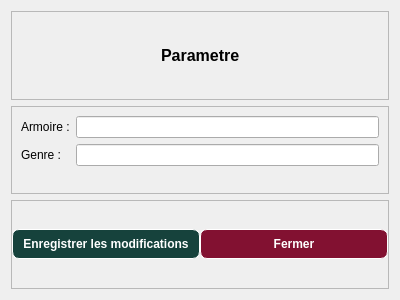
Above: parametre.ui from Totelof10/biblio before the change. Below: the same form after it.
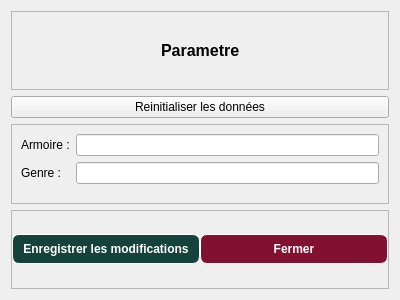
That is the form after the change.

Patch:
```diff
--- a/parametre.ui
+++ b/parametre.ui
@@ -65,6 +65,13 @@
      </layout>
     </widget>
    </item>
+   <item>
+    <widget class="QPushButton" name="reinitialisation">
+     <property name="text">
+      <string>Reinitialiser les données</string>
+     </property>
+    </widget>
+   </item>
    <item>
     <widget class="QFrame" name="frame_2">
      <property name="frameShape">
```
